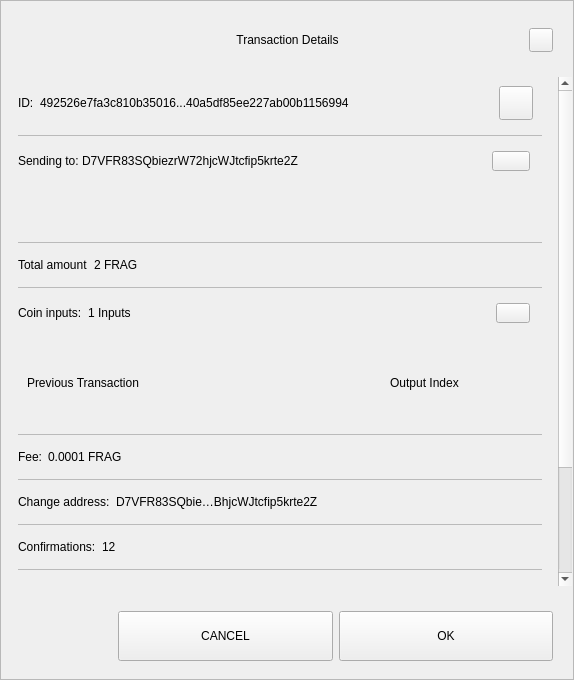
Above: src/qt/gamefrag/forms/sendconfirmdialog.ui from Game-Frag/game-frag-coin before the change. Below: the same form after it.
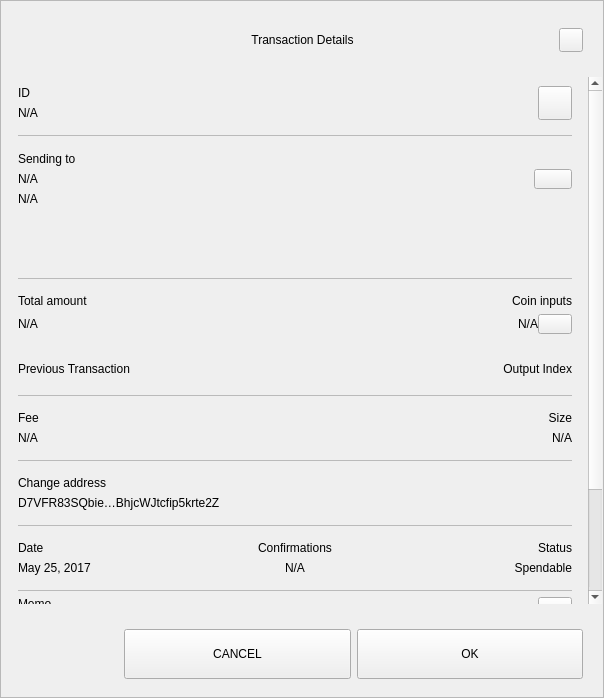
That is the form after the change.

```diff
--- a/src/qt/gamefrag/forms/sendconfirmdialog.ui
+++ b/src/qt/gamefrag/forms/sendconfirmdialog.ui
@@ -6,8 +6,8 @@
    <rect>
     <x>0</x>
     <y>0</y>
-    <width>574</width>
-    <height>680</height>
+    <width>604</width>
+    <height>698</height>
    </rect>
   </property>
   <property name="sizePolicy">
@@ -18,7 +18,7 @@
   </property>
   <property name="minimumSize">
    <size>
-    <width>574</width>
+    <width>580</width>
     <height>500</height>
    </size>
   </property>
@@ -181,7 +181,7 @@
         <property name="minimumSize">
          <size>
           <width>0</width>
-          <height>0</height>
+          <height>450</height>
          </size>
         </property>
         <layout class="QVBoxLayout" name="verticalLayout_4">
@@ -218,8 +218,8 @@
              <rect>
               <x>0</x>
               <y>0</y>
-              <width>556</width>
-              <height>672</height>
+              <width>586</width>
+              <height>700</height>
              </rect>
             </property>
             <property name="autoFillBackground">
@@ -263,10 +263,15 @@
                 </property>
                 <item>
                  <widget class="QWidget" name="contentID" native="true">
-                  <layout class="QHBoxLayout" name="horizontalLayout_12" stretch="0,1,0">
+                  <layout class="QHBoxLayout" name="horizontalLayout_12" stretch="0,0">
                    <property name="leftMargin">
                     <number>0</number>
                    </property>
+                   <property name="rightMargin">
+                    <number>0</number>
+                   </property>
+                   <item>
+                    <layout class="QVBoxLayout" name="contentID_int">
                    <item>
                     <widget class="QLabel" name="labelId">
                      <property name="maximumSize">
@@ -276,16 +281,18 @@
                       </size>
                      </property>
                      <property name="text">
-                      <string>ID:</string>
+                        <string>ID</string>
                      </property>
                     </widget>
                    </item>
                    <item>
                     <widget class="QLabel" name="textId">
                      <property name="text">
-                      <string>492526e7fa3c810b35016...40a5df85ee227ab00b1156994</string>
-                     </property>
-                    </widget>
+                        <string notr="true">N/A</string>
+                       </property>
+                      </widget>
+                     </item>
+                    </layout>
                    </item>
                    <item>
                     <widget class="QPushButton" name="pushCopy">
@@ -335,16 +342,36 @@
                  </widget>
                 </item>
                 <item>
-                 <widget class="QWidget" name="contentOutputs" native="true">
-                  <layout class="QHBoxLayout" name="horizontalLayout_11" stretch="0,3,0">
+                 <widget class="QWidget" name="contentOutputsLabel" native="true">
+                  <layout class="QHBoxLayout" name="horizontalLayout_11" stretch="0,0">
                    <property name="spacing">
+                    <number>6</number>
+                   </property>
+                   <property name="leftMargin">
                     <number>0</number>
                    </property>
+                   <property name="topMargin">
+                    <number>9</number>
+                   </property>
+                   <property name="rightMargin">
+                    <number>0</number>
+                   </property>
+                   <property name="bottomMargin">
+                    <number>9</number>
+                   </property>
+                   <item>
+                    <layout class="QVBoxLayout" name="contentOutputsLabel_int">
                    <property name="leftMargin">
                     <number>0</number>
                    </property>
+                     <property name="topMargin">
+                      <number>1</number>
+                     </property>
                    <property name="rightMargin">
-                    <number>12</number>
+                      <number>6</number>
+                     </property>
+                     <property name="bottomMargin">
+                      <number>1</number>
                    </property>
                    <item>
                     <widget class="QLabel" name="labelSend">
@@ -355,16 +382,43 @@
                       </size>
                      </property>
                      <property name="text">
-                      <string>Sending to: </string>
+                        <string>Sending to</string>
+                       </property>
+                      </widget>
+                     </item>
+                     <item>
+                      <widget class="QWidget" name="widget" native="true">
+                       <layout class="QVBoxLayout" name="verticalLayout_6">
+                        <property name="leftMargin">
+                         <number>0</number>
+                        </property>
+                        <property name="topMargin">
+                         <number>0</number>
+                        </property>
+                        <property name="rightMargin">
+                         <number>0</number>
+                        </property>
+                        <property name="bottomMargin">
+                         <number>0</number>
+                        </property>
+                        <item>
+                         <widget class="QLabel" name="textSendLabel">
+                          <property name="text">
+                           <string notr="true">N/A</string>
                      </property>
                     </widget>
                    </item>
                    <item>
                     <widget class="QLabel" name="textSend">
                      <property name="text">
-                      <string>D7VFR83SQbiezrW72hjcWJtcfip5krte2Z </string>
-                     </property>
-                    </widget>
+                           <string notr="true">N/A</string>
+                          </property>
+                         </widget>
+                        </item>
+                       </layout>
+                      </widget>
+                     </item>
+                    </layout>
                    </item>
                    <item>
                     <widget class="QPushButton" name="pushOutputs">
@@ -415,7 +469,7 @@
                     <rect>
                      <x>0</x>
                      <y>0</y>
-                     <width>522</width>
+                     <width>552</width>
                      <height>48</height>
                     </rect>
                    </property>
@@ -444,12 +498,31 @@
                  </widget>
                 </item>
                 <item>
-                 <widget class="QWidget" name="contentAmount" native="true">
-                  <layout class="QHBoxLayout" name="horizontalLayout_4" stretch="0,1">
+                 <widget class="QWidget" name="gridAmounts" native="true">
+                  <layout class="QGridLayout" name="contentAmountInputs">
                    <property name="leftMargin">
                     <number>0</number>
                    </property>
-                   <item>
+                   <property name="topMargin">
+                    <number>9</number>
+                   </property>
+                   <property name="rightMargin">
+                    <number>0</number>
+                   </property>
+                   <property name="bottomMargin">
+                    <number>9</number>
+                   </property>
+                   <property name="horizontalSpacing">
+                    <number>12</number>
+                   </property>
+                   <item row="1" column="0">
+                    <widget class="QLabel" name="textAmount">
+                     <property name="text">
+                      <string notr="true">N/A</string>
+                     </property>
+                    </widget>
+                   </item>
+                   <item row="0" column="0">
                     <widget class="QLabel" name="labelAmount">
                      <property name="maximumSize">
                       <size>
@@ -462,42 +535,7 @@
                      </property>
                     </widget>
                    </item>
-                   <item>
-                    <widget class="QLabel" name="textAmount">
-                     <property name="text">
-                      <string>2 FRAG</string>
-                     </property>
-                    </widget>
-                   </item>
-                  </layout>
-                 </widget>
-                </item>
-                <item>
-                 <widget class="QLabel" name="labelDivider6">
-                  <property name="maximumSize">
-                   <size>
-                    <width>16777215</width>
-                    <height>1</height>
-                   </size>
-                  </property>
-                  <property name="styleSheet">
-                   <string notr="true">background-color:#bababa;</string>
-                  </property>
-                  <property name="text">
-                   <string/>
-                  </property>
-                 </widget>
-                </item>
-                <item>
-                 <widget class="QWidget" name="contentInputs" native="true">
-                  <layout class="QHBoxLayout" name="horizontalLayout" stretch="0,2,0">
-                   <property name="leftMargin">
-                    <number>0</number>
-                   </property>
-                   <property name="rightMargin">
-                    <number>12</number>
-                   </property>
-                   <item>
+                   <item row="0" column="3">
                     <widget class="QLabel" name="labelInputs">
                      <property name="sizePolicy">
                       <sizepolicy hsizetype="Minimum" vsizetype="Preferred">
@@ -512,14 +550,22 @@
                       </size>
                      </property>
                      <property name="text">
-                      <string>Coin inputs:</string>
+                      <string>Coin inputs</string>
+                     </property>
+                     <property name="alignment">
+                      <set>Qt::AlignRight|Qt::AlignTrailing|Qt::AlignVCenter</set>
                      </property>
                     </widget>
                    </item>
+                   <item row="1" column="3">
+                    <layout class="QHBoxLayout" name="horizontalLayout">
                    <item>
                     <widget class="QLabel" name="textInputs">
                      <property name="text">
-                      <string>1 Inputs</string>
+                        <string notr="true">N/A</string>
+                       </property>
+                       <property name="alignment">
+                        <set>Qt::AlignRight|Qt::AlignTrailing|Qt::AlignVCenter</set>
                      </property>
                     </widget>
                    </item>
@@ -534,6 +580,9 @@
                      <property name="focusPolicy">
                       <enum>Qt::NoFocus</enum>
                      </property>
+                       <property name="layoutDirection">
+                        <enum>Qt::LeftToRight</enum>
+                       </property>
                      <property name="styleSheet">
                       <string notr="true"/>
                      </property>
@@ -543,9 +592,11 @@
                     </widget>
                    </item>
                   </layout>
+                   </item>
+                  </layout>
                  </widget>
                 </item>
-                <item>
+                <item alignment="Qt::AlignTop">
                  <widget class="QFrame" name="gridInputs">
                   <property name="sizePolicy">
                    <sizepolicy hsizetype="Preferred" vsizetype="MinimumExpanding">
@@ -556,16 +607,44 @@
                   <property name="minimumSize">
                    <size>
                     <width>0</width>
-                    <height>90</height>
+                    <height>40</height>
                    </size>
                   </property>
-                  <layout class="QGridLayout" name="gridLayoutInput" columnstretch="5,2" rowminimumheight="0">
+                  <property name="lineWidth">
+                   <number>0</number>
+                  </property>
+                  <layout class="QGridLayout" name="gridLayoutInput" columnstretch="5,0">
                    <property name="sizeConstraint">
                     <enum>QLayout::SetMaximumSize</enum>
                    </property>
+                   <property name="leftMargin">
+                    <number>0</number>
+                   </property>
+                   <property name="rightMargin">
+                    <number>0</number>
+                   </property>
                    <property name="verticalSpacing">
                     <number>0</number>
                    </property>
+                   <item row="0" column="1">
+                    <widget class="QLabel" name="labelOutputIndex">
+                     <property name="layoutDirection">
+                      <enum>Qt::LeftToRight</enum>
+                     </property>
+                     <property name="text">
+                      <string>Output Index</string>
+                     </property>
+                     <property name="textFormat">
+                      <enum>Qt::AutoText</enum>
+                     </property>
+                     <property name="alignment">
+                      <set>Qt::AlignRight|Qt::AlignTrailing|Qt::AlignVCenter</set>
+                     </property>
+                     <property name="margin">
+                      <number>0</number>
+                     </property>
+                    </widget>
+                   </item>
                    <item row="0" column="0" alignment="Qt::AlignLeft">
                     <widget class="QLabel" name="labelTitlePrevTx">
                      <property name="text">
@@ -573,16 +652,6 @@
                      </property>
                     </widget>
                    </item>
-                   <item row="0" column="1" alignment="Qt::AlignLeft">
-                    <widget class="QLabel" name="labelOutputIndex">
-                     <property name="text">
-                      <string>Output Index</string>
-                     </property>
-                     <property name="alignment">
-                      <set>Qt::AlignCenter</set>
-                     </property>
-                    </widget>
-                   </item>
                   </layout>
                  </widget>
                 </item>
@@ -603,9 +672,19 @@
                  </widget>
                 </item>
                 <item>
-                 <widget class="QWidget" name="contentFee" native="true">
-                  <layout class="QHBoxLayout" name="horizontalLayout_7" stretch="0,1">
-                   <property name="leftMargin">
+                 <layout class="QHBoxLayout" name="contentFeeSize">
+                  <property name="topMargin">
+                   <number>9</number>
+                  </property>
+                  <property name="bottomMargin">
+                   <number>9</number>
+                  </property>
+                  <item>
+                   <layout class="QVBoxLayout" name="contentFee">
+                    <property name="topMargin">
+                     <number>0</number>
+                    </property>
+                    <property name="bottomMargin">
                     <number>0</number>
                    </property>
                    <item>
@@ -617,22 +696,64 @@
                       </size>
                      </property>
                      <property name="text">
-                      <string>Fee:</string>
+                       <string>Fee</string>
                      </property>
                     </widget>
                    </item>
                    <item>
                     <widget class="QLabel" name="textFee">
                      <property name="text">
-                      <string>0.0001 FRAG</string>
+                       <string notr="true">N/A</string>
                      </property>
                     </widget>
                    </item>
                   </layout>
+                  </item>
+                  <item>
+                   <widget class="QWidget" name="contentSize" native="true">
+                    <layout class="QVBoxLayout" name="contentSize_layout">
+                     <property name="topMargin">
+                      <number>0</number>
+                     </property>
+                     <property name="rightMargin">
+                      <number>0</number>
+                     </property>
+                     <property name="bottomMargin">
+                      <number>0</number>
+                     </property>
+                     <item>
+                      <widget class="QLabel" name="labelSize">
+                       <property name="maximumSize">
+                        <size>
+                         <width>16777215</width>
+                         <height>16777215</height>
+                        </size>
+                       </property>
+                       <property name="text">
+                        <string>Size</string>
+                       </property>
+                       <property name="alignment">
+                        <set>Qt::AlignRight|Qt::AlignTrailing|Qt::AlignVCenter</set>
+                       </property>
                  </widget>
                 </item>
                 <item>
-                 <widget class="QLabel" name="labelDivider2">
+                      <widget class="QLabel" name="textSize">
+                       <property name="text">
+                        <string notr="true">N/A</string>
+                       </property>
+                       <property name="alignment">
+                        <set>Qt::AlignRight|Qt::AlignTrailing|Qt::AlignVCenter</set>
+                       </property>
+                      </widget>
+                     </item>
+                    </layout>
+                   </widget>
+                  </item>
+                 </layout>
+                </item>
+                <item>
+                 <widget class="QLabel" name="labelDividerFeeSize">
                   <property name="maximumSize">
                    <size>
                     <width>16777215</width>
@@ -649,10 +770,19 @@
                 </item>
                 <item>
                  <widget class="QWidget" name="contentChangeAddress" native="true">
-                  <layout class="QHBoxLayout" name="horizontalLayout_6" stretch="0,1">
+                  <layout class="QVBoxLayout" name="contentChangeAddress_layout">
                    <property name="leftMargin">
                     <number>0</number>
                    </property>
+                   <property name="topMargin">
+                    <number>9</number>
+                   </property>
+                   <property name="rightMargin">
+                    <number>0</number>
+                   </property>
+                   <property name="bottomMargin">
+                    <number>9</number>
+                   </property>
                    <item>
                     <widget class="QLabel" name="labelChange">
                      <property name="maximumSize">
@@ -662,7 +792,7 @@
                       </size>
                      </property>
                      <property name="text">
-                      <string>Change address:</string>
+                      <string>Change address</string>
                      </property>
                     </widget>
                    </item>
@@ -693,12 +823,25 @@
                  </widget>
                 </item>
                 <item>
-                 <widget class="QWidget" name="contentConfirmations" native="true">
-                  <layout class="QHBoxLayout" name="horizontalLayout_8" stretch="0,1">
+                 <widget class="QWidget" name="gridConfDateStatus" native="true">
+                  <layout class="QGridLayout" name="contentConfDateStatus">
                    <property name="leftMargin">
                     <number>0</number>
                    </property>
-                   <item>
+                   <property name="rightMargin">
+                    <number>0</number>
+                   </property>
+                   <item row="1" column="3">
+                    <widget class="QLabel" name="textStatus">
+                     <property name="text">
+                      <string>Spendable</string>
+                     </property>
+                     <property name="alignment">
+                      <set>Qt::AlignRight|Qt::AlignTrailing|Qt::AlignVCenter</set>
+                     </property>
+                    </widget>
+                   </item>
+                   <item row="0" column="1">
                     <widget class="QLabel" name="labelConfirmations">
                      <property name="maximumSize">
                       <size>
@@ -707,88 +850,40 @@
                       </size>
                      </property>
                      <property name="text">
-                      <string>Confirmations:</string>
+                      <string>Confirmations</string>
                      </property>
+                     <property name="alignment">
+                      <set>Qt::AlignCenter</set>
+                     </property>
                     </widget>
                    </item>
-                   <item>
+                   <item row="0" column="3">
+                    <widget class="QLabel" name="labelStatus">
+                     <property name="maximumSize">
+                      <size>
+                       <width>16777215</width>
+                       <height>16777215</height>
+                      </size>
+                     </property>
+                     <property name="text">
+                      <string>Status</string>
+                     </property>
+                     <property name="alignment">
+                      <set>Qt::AlignRight|Qt::AlignTrailing|Qt::AlignVCenter</set>
+                     </property>
+                    </widget>
+                   </item>
+                   <item row="1" column="1">
                     <widget class="QLabel" name="textConfirmations">
                      <property name="text">
-                      <string>12</string>
+                      <string notr="true">N/A</string>
                      </property>
-                    </widget>
-                   </item>
-                  </layout>
-                 </widget>
-                </item>
-                <item>
-                 <widget class="QLabel" name="labelDivider7">
-                  <property name="maximumSize">
-                   <size>
-                    <width>16777215</width>
-                    <height>1</height>
-                   </size>
-                  </property>
-                  <property name="styleSheet">
-                   <string notr="true">background-color:#bababa;</string>
-                  </property>
-                  <property name="text">
-                   <string/>
-                  </property>
-                 </widget>
-                </item>
-                <item>
-                 <widget class="QWidget" name="contentSize" native="true">
-                  <layout class="QHBoxLayout" name="horizontalLayout_9" stretch="0,1">
-                   <property name="leftMargin">
-                    <number>0</number>
-                   </property>
-                   <item>
-                    <widget class="QLabel" name="labelSize">
-                     <property name="maximumSize">
-                      <size>
-                       <width>16777215</width>
-                       <height>16777215</height>
-                      </size>
-                     </property>
-                     <property name="text">
-                      <string>Size:</string>
-                     </property>
-                    </widget>
-                   </item>
-                   <item>
-                    <widget class="QLabel" name="textSize">
-                     <property name="text">
-                      <string>2 kB</string>
-                     </property>
-                    </widget>
-                   </item>
-                  </layout>
-                 </widget>
-                </item>
-                <item>
-                 <widget class="QLabel" name="labelDivider3">
-                  <property name="maximumSize">
-                   <size>
-                    <width>16777215</width>
-                    <height>1</height>
-                   </size>
-                  </property>
-                  <property name="styleSheet">
-                   <string notr="true">background-color:#bababa;</string>
-                  </property>
-                  <property name="text">
-                   <string/>
-                  </property>
-                 </widget>
-                </item>
-                <item>
-                 <widget class="QWidget" name="contentDate" native="true">
-                  <layout class="QHBoxLayout" name="horizontalLayout_5" stretch="0,1">
-                   <property name="leftMargin">
-                    <number>0</number>
-                   </property>
-                   <item>
+                     <property name="alignment">
+                      <set>Qt::AlignCenter</set>
+                     </property>
+                    </widget>
+                   </item>
+                   <item row="0" column="0">
                     <widget class="QLabel" name="labelDate">
                      <property name="maximumSize">
                       <size>
@@ -797,15 +892,21 @@
                       </size>
                      </property>
                      <property name="text">
-                      <string>Date:</string>
+                      <string>Date</string>
+                     </property>
+                     <property name="alignment">
+                      <set>Qt::AlignLeading|Qt::AlignLeft|Qt::AlignVCenter</set>
                      </property>
                     </widget>
                    </item>
-                   <item>
+                   <item row="1" column="0">
                     <widget class="QLabel" name="textDate">
                      <property name="text">
                       <string>May 25, 2017</string>
                      </property>
+                     <property name="alignment">
+                      <set>Qt::AlignLeading|Qt::AlignLeft|Qt::AlignVCenter</set>
+                     </property>
                     </widget>
                    </item>
                   </layout>
@@ -828,13 +929,30 @@
                  </widget>
                 </item>
                 <item>
-                 <widget class="QWidget" name="contentStatus" native="true">
-                  <layout class="QHBoxLayout" name="horizontalLayout_10" stretch="0,1">
+                 <widget class="QWidget" name="contentMemo" native="true">
+                  <layout class="QVBoxLayout" name="contentMemo_layout">
+                   <property name="spacing">
+                    <number>0</number>
+                   </property>
                    <property name="leftMargin">
                     <number>0</number>
                    </property>
+                   <property name="topMargin">
+                    <number>0</number>
+                   </property>
+                   <property name="rightMargin">
+                    <number>0</number>
+                   </property>
+                   <property name="bottomMargin">
+                    <number>0</number>
+                   </property>
                    <item>
-                    <widget class="QLabel" name="labelStatus">
+                    <layout class="QHBoxLayout" name="horizontalLayout_2">
+                     <property name="spacing">
+                      <number>0</number>
+                     </property>
+                     <item>
+                      <widget class="QLabel" name="labelMemo">
                      <property name="maximumSize">
                       <size>
                        <width>16777215</width>
@@ -842,18 +960,85 @@
                       </size>
                      </property>
                      <property name="text">
-                      <string>Status:</string>
-                     </property>
+                        <string>Memo</string>
+                       </property>
+                       <property name="alignment">
+                        <set>Qt::AlignLeading|Qt::AlignLeft|Qt::AlignTop</set>
+                       </property>
                     </widget>
                    </item>
                    <item>
-                    <widget class="QLabel" name="textStatus">
+                      <widget class="QPushButton" name="pushCopyMemo">
+                       <property name="minimumSize">
+                        <size>
+                         <width>34</width>
+                         <height>34</height>
+                        </size>
+                       </property>
+                       <property name="maximumSize">
+                        <size>
+                         <width>34</width>
+                         <height>34</height>
+                        </size>
+                       </property>
+                       <property name="focusPolicy">
+                        <enum>Qt::NoFocus</enum>
+                       </property>
                      <property name="text">
-                      <string>Spendable</string>
-                     </property>
+                        <string/>
+                       </property>
+                       <property name="iconSize">
+                        <size>
+                         <width>18</width>
+                         <height>18</height>
+                        </size>
+                       </property>
                     </widget>
                    </item>
                   </layout>
+                   </item>
+                   <item>
+                    <widget class="QPlainTextEdit" name="textMemo">
+                     <property name="sizePolicy">
+                      <sizepolicy hsizetype="Expanding" vsizetype="MinimumExpanding">
+                       <horstretch>0</horstretch>
+                       <verstretch>0</verstretch>
+                      </sizepolicy>
+                     </property>
+                     <property name="verticalScrollBarPolicy">
+                      <enum>Qt::ScrollBarAsNeeded</enum>
+                     </property>
+                     <property name="horizontalScrollBarPolicy">
+                      <enum>Qt::ScrollBarAlwaysOff</enum>
+                     </property>
+                     <property name="sizeAdjustPolicy">
+                      <enum>QAbstractScrollArea::AdjustToContents</enum>
+                     </property>
+                     <property name="undoRedoEnabled">
+                      <bool>false</bool>
+                     </property>
+                     <property name="readOnly">
+                      <bool>true</bool>
+                     </property>
+                    </widget>
+                   </item>
+                  </layout>
+                 </widget>
+                </item>
+                <item>
+                 <widget class="QLabel" name="labelDividerMemo">
+                  <property name="maximumSize">
+                   <size>
+                    <width>16777215</width>
+                    <height>1</height>
+                   </size>
+                  </property>
+                  <property name="styleSheet">
+                   <string notr="true">background-color:#bababa;</string>
+                  </property>
+                  <property name="text">
+                   <string/>
+                  </property>
                  </widget>
                 </item>
                 <item>
```
Left out of the diff: 10 changed lines with no effect on the pictures. Lines whose indentation alone changed are shown as unchanged.
